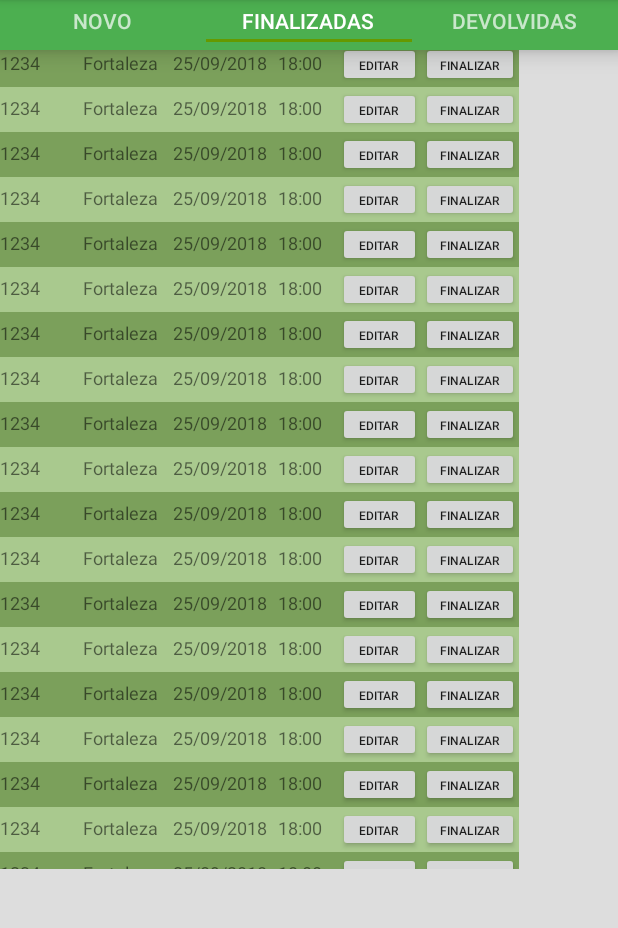
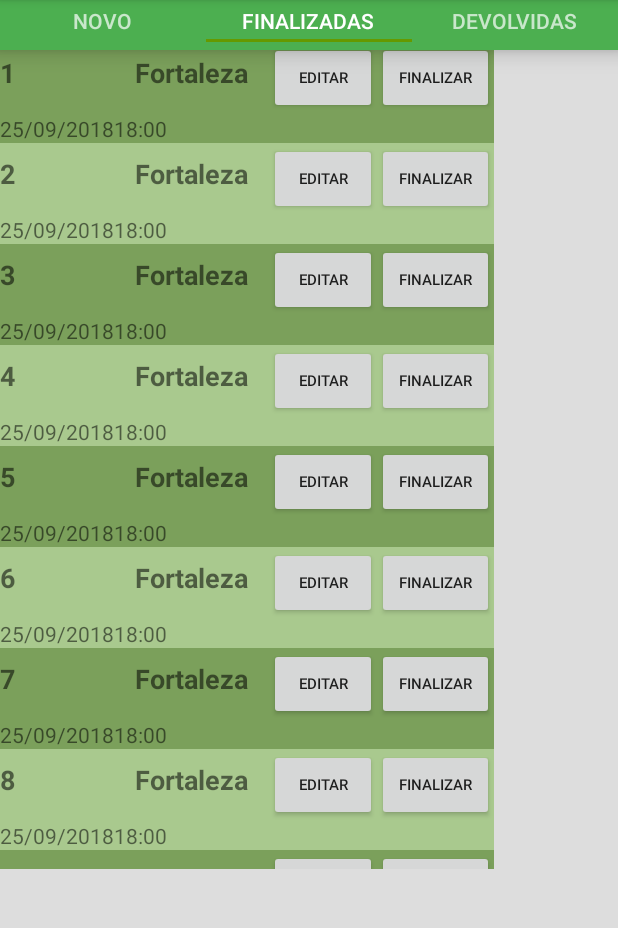
Before and after one commit to negreirosbh/Prospeccao, an Android app: the screen it shows after launch (MainActivity), tab 2 chosen, on a phone screen of 412 x 824 dp, the part 84-1012 px from its top. Run offline under Robolectric (Android 15) with nearby library versions, the phone set to English and light mode, and no system bars.

```diff
--- a/app/src/main/java/e/willamesnegreiros/prospeccao/adapter/Adapter.java
+++ b/app/src/main/java/e/willamesnegreiros/prospeccao/adapter/Adapter.java
@@ -43,7 +43,7 @@ public class Adapter extends RecyclerView.Adapter<Adapter.MyViewHolder> {
 
         Prospeccao prospeccao = listaProspeccao.get( position );
 
-        holder.nc.setText(prospeccao.getNc());
+        holder.nc.setText(prospeccao.getNc().toString());
         holder.cidade.setText(prospeccao.getCidade());
         holder.dt.setText(prospeccao.getDt());
         holder.horas.setText(prospeccao.getHora());
--- a/app/src/main/java/e/willamesnegreiros/prospeccao/fragmentos/Finalizadas_prospeccao.java
+++ b/app/src/main/java/e/willamesnegreiros/prospeccao/fragmentos/Finalizadas_prospeccao.java
@@ -125,74 +125,75 @@ public class Finalizadas_prospeccao extends Fragment {
 */
     public void criarProspeccao(){
 
-        Prospeccao prospeccao = new Prospeccao("1234", "Fortaleza", "25/09/2018", "18:00");
+        Prospeccao prospeccao = new Prospeccao((long) 1, "Fortaleza", "25/09/2018", "18:00");
         listaProspeccao.add(prospeccao);
         //linearLayout.setBackgroundColor(getResources().getColor(R.color.colorlinha1));
 
-        prospeccao = new Prospeccao("1234", "Fortaleza", "25/09/2018", "18:00");
+        prospeccao = new Prospeccao((long) 2, "Fortaleza", "25/09/2018", "18:00");
         listaProspeccao.add(prospeccao);
         //linearLayout.setBackgroundColor(getResources().getColor(R.color.colorlinha2));
 
-        prospeccao = new Prospeccao("1234", "Fortaleza", "25/09/2018", "18:00");
+        prospeccao = new Prospeccao((long) 3, "Fortaleza", "25/09/2018", "18:00");
         listaProspeccao.add(prospeccao);
         //linearLayout.setBackgroundColor(getResources().getColor(R.color.colorlinha1));
 
-        prospeccao = new Prospeccao("1234", "Fortaleza", "25/09/2018", "18:00");
+        prospeccao = new Prospeccao((long) 4, "Fortaleza", "25/09/2018", "18:00");
         listaProspeccao.add(prospeccao);
         //linearLayout.setBackgroundColor(getResources().getColor(R.color.colorlinha2));
 
-        prospeccao = new Prospeccao("1234", "Fortaleza", "25/09/2018", "18:00");
+        prospeccao = new Prospeccao((long) 5, "Fortaleza", "25/09/2018", "18:00");
         listaProspeccao.add(prospeccao);
         //linearLayout.setBackgroundColor(getResources().getColor(R.color.colorlinha1));
 
-        prospeccao = new Prospeccao("1234", "Fortaleza", "25/09/2018", "18:00");
+        prospeccao = new Prospeccao((long) 6, "Fortaleza", "25/09/2018", "18:00");
         listaProspeccao.add(prospeccao);
 
-        prospeccao = new Prospeccao("1234", "Fortaleza", "25/09/2018", "18:00");
+        prospeccao = new Prospeccao((long) 7, "Fortaleza", "25/09/2018", "18:00");
         listaProspeccao.add(prospeccao);
 
-        prospeccao = new Prospeccao("1234", "Fortaleza", "25/09/2018", "18:00");
+        prospeccao = new Prospeccao((long) 8, "Fortaleza", "25/09/2018", "18:00");
         listaProspeccao.add(prospeccao);
 
-        prospeccao = new Prospeccao("1234", "Fortaleza", "25/09/2018", "18:00");
+        prospeccao = new Prospeccao((long) 9, "Fortaleza", "25/09/2018", "18:00");
         listaProspeccao.add(prospeccao);
 
-        prospeccao = new Prospeccao("1234", "Fortaleza", "25/09/2018", "18:00");
+        prospeccao = new Prospeccao((long) 10, "Fortaleza", "25/09/2018", "18:00");
         listaProspeccao.add(prospeccao);
 
-        prospeccao = new Prospeccao("1234", "Fortaleza", "25/09/2018", "18:00");
+        prospeccao = new Prospeccao((long) 11, "Fortaleza", "25/09/2018", "18:00");
         listaProspeccao.add(prospeccao);
 
-        prospeccao = new Prospeccao("1234", "Fortaleza", "25/09/2018", "18:00");
+        prospeccao = new Prospeccao((long) 12, "Fortaleza", "25/09/2018", "18:00");
         listaProspeccao.add(prospeccao);
 
-        prospeccao = new Prospeccao("1234", "Fortaleza", "25/09/2018", "18:00");
+        prospeccao = new Prospeccao((long) 13, "Fortaleza", "25/09/2018", "18:00");
         listaProspeccao.add(prospeccao);
 
-        prospeccao = new Prospeccao("1234", "Fortaleza", "25/09/2018", "18:00");
+        prospeccao = new Prospeccao((long) 14, "Fortaleza", "25/09/2018", "18:00");
         listaProspeccao.add(prospeccao);
 
-        prospeccao = new Prospeccao("1234", "Fortaleza", "25/09/2018", "18:00");
+        prospeccao = new Prospeccao((long) 14, "Fortaleza", "25/09/2018", "18:00");
         listaProspeccao.add(prospeccao);
 
-        prospeccao = new Prospeccao("1234", "Fortaleza", "25/09/2018", "18:00");
+        prospeccao = new Prospeccao((long) 15, "Fortaleza", "25/09/2018", "18:00");
         listaProspeccao.add(prospeccao);
 
-        prospeccao = new Prospeccao("1234", "Fortaleza", "25/09/2018", "18:00");
-        listaProspeccao.add(prospeccao);
-        prospeccao = new Prospeccao("1234", "Fortaleza", "25/09/2018", "18:00");
+        prospeccao = new Prospeccao((long) 16, "Fortaleza", "25/09/2018", "18:00");
         listaProspeccao.add(prospeccao);
 
-        prospeccao = new Prospeccao("1234", "Fortaleza", "25/09/2018", "18:00");
+        prospeccao = new Prospeccao((long) 17, "Fortaleza", "25/09/2018", "18:00");
         listaProspeccao.add(prospeccao);
 
-        prospeccao = new Prospeccao("1234", "Fortaleza", "25/09/2018", "18:00");
+        prospeccao = new Prospeccao((long) 18, "Fortaleza", "25/09/2018", "18:00");
         listaProspeccao.add(prospeccao);
 
-        prospeccao = new Prospeccao("1234", "Fortaleza", "25/09/2018", "18:00");
+        prospeccao = new Prospeccao((long) 19, "Fortaleza", "25/09/2018", "18:00");
         listaProspeccao.add(prospeccao);
 
-        prospeccao = new Prospeccao("1234", "Fortaleza", "25/09/2018", "18:00");
+        prospeccao = new Prospeccao((long) 20, "Fortaleza", "25/09/2018", "18:00");
+        listaProspeccao.add(prospeccao);
+
+        prospeccao = new Prospeccao((long) 21, "Fortaleza", "25/09/2018", "18:00");
         listaProspeccao.add(prospeccao);
 
 
--- a/app/src/main/res/layout/adpter_lista.xml
+++ b/app/src/main/res/layout/adpter_lista.xml
@@ -1,51 +1,69 @@
 <?xml version="1.0" encoding="utf-8"?>
 <LinearLayout xmlns:android="http://schemas.android.com/apk/res/android"
+    xmlns:app="http://schemas.android.com/apk/res-auto"
     android:id="@+id/linearLayout"
     android:layout_width="wrap_content"
     android:layout_height="wrap_content"
     android:background="@color/colorlinha1"
+    android:orientation="vertical">
+
+    <LinearLayout
+        android:layout_width="wrap_content"
+        android:layout_height="wrap_content"
         android:orientation="horizontal">
+
+        <TextView
+            android:id="@+id/txt_item_nc"
+            android:layout_width="90dp"
+            android:layout_height="wrap_content"
+            android:text="4567853"
+            android:textSize="18sp"
+            android:textStyle="bold" />
 
 
         <TextView
-        android:id="@+id/txt_item_nc"
-        android:layout_width="55dp"
-        android:layout_height="wrap_content"
-        android:text="4567853"
-        android:textSize="12sp" />
-
-    <TextView
             android:id="@+id/txt_item_cidade"
-        android:layout_width="60dp"
+            android:layout_width="89dp"
             android:layout_height="wrap_content"
             android:text="Fortaleza"
-        android:textSize="12sp" />
+            android:textSize="18sp"
+            android:textStyle="bold"/>
+
+        <Button
+            android:id="@+id/button"
+            android:layout_width="72dp"
+            android:layout_height="match_parent"
+            android:text="editar"
+            android:textSize="10sp" />
+
+        <Button
+            android:id="@+id/button2"
+            android:layout_width="78dp"
+            android:layout_height="wrap_content"
+            android:text="finalizar"
+            android:textSize="10sp" />
+
+    </LinearLayout>
+
+    <LinearLayout
+        android:layout_width="match_parent"
+        android:layout_height="wrap_content"
+        android:orientation="horizontal">
 
         <TextView
             android:id="@+id/txt_item_data"
-        android:layout_width="70dp"
+            android:layout_width="wrap_content"
             android:layout_height="wrap_content"
             android:text="28/08/2018"
-        android:textSize="12sp" />
+            android:textSize="14sp" />
 
         <TextView
             android:id="@+id/txt_item_hora"
-        android:layout_width="40dp"
+            android:layout_width="wrap_content"
             android:layout_height="wrap_content"
             android:text="18:00"
-        android:textSize="12sp" />
+            android:textSize="14sp" />
 
-    <Button
-        android:id="@+id/button"
-        android:layout_width="55dp"
-        android:layout_height="30dp"
-        android:text="editar"
-        android:textSize="8sp" />
+    </LinearLayout>
 
-    <Button
-        android:id="@+id/button2"
-        android:layout_width="65dp"
-        android:layout_height="30dp"
-        android:text="finalizar"
-        android:textSize="8sp" />
 </LinearLayout>
```
Also changed, not shown: app/src/main/java/e/willamesnegreiros/prospeccao/helper/DbHelper.java (added, +68 -0 lines), app/src/main/java/e/willamesnegreiros/prospeccao/helper/IProspeccaoDAO.java (added, +20 -0 lines), app/src/main/java/e/willamesnegreiros/prospeccao/helper/ProspeccaoDAO.java (added, +174 -0 lines), app/src/main/java/e/willamesnegreiros/prospeccao/helper/RecyclerItemClickListener.java (added, +66 -0 lines), app/src/main/java/e/willamesnegreiros/prospeccao/model/Prospeccao.java (+153 -10 lines), app/src/main/res/layout/novo_prospeccao.xml (+6 -6 lines). Lines whose indentation alone changed are shown as unchanged.
